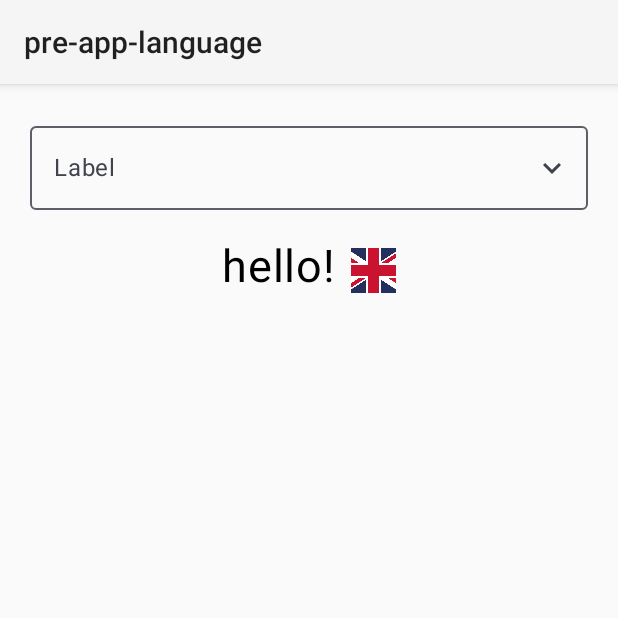
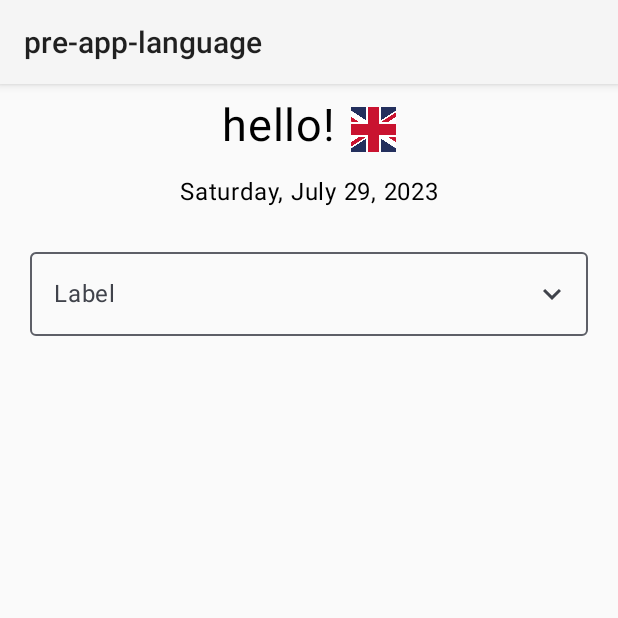
Before and after one commit to adarzulfu/per-app-language, an Android app built with Jetpack Compose: the screen it shows after launch (MainActivity), on a phone screen of 412 x 824 dp, the top half of it. Run offline under Robolectric (Android 15) with nearby library versions, the phone set to English and light mode, and no system bars.

Commit message:
resourceConfigurations is added to notice system languages that the app supports

```diff
--- a/app/build.gradle
+++ b/app/build.gradle
@@ -9,11 +9,11 @@ android {
 
     defaultConfig {
         applicationId "com.example.pre_app_language"
-        minSdk 24
+        minSdk 26
         targetSdk 33
         versionCode 1
         versionName "1.0"
-
+        resourceConfigurations += ["en", "de-rDE", "es-rES", "tr-rTR"]
         testInstrumentationRunner "androidx.test.runner.AndroidJUnitRunner"
         vectorDrawables {
             useSupportLibrary true
--- a/app/src/main/java/com/example/pre_app_language/Data.kt
+++ /dev/null
@@ -1,11 +0,0 @@
-package com.example.pre_app_language
-
-
-class DropDownUiModel(val displayText: String, val countryCode: String)
-
-val dropdownItemList = listOf(
-    DropDownUiModel("English", "en"),
-    DropDownUiModel("German", "de"),
-    DropDownUiModel("Spanish", "es"),
-    DropDownUiModel("Turkish", "tr")
-)
--- /dev/null
+++ b/app/src/main/java/com/example/pre_app_language/Helper.kt
@@ -0,0 +1,23 @@
+package com.example.pre_app_language
+
+import android.os.Build
+import java.time.LocalDate
+import java.time.format.DateTimeFormatter
+import java.time.format.FormatStyle
+
+
+class DropDownUiModel(val displayText: String, val countryCode: String)
+
+val dropdownItemList = listOf(
+    DropDownUiModel("English", "en"),
+    DropDownUiModel("German", "de"),
+    DropDownUiModel("Spanish", "es"),
+    DropDownUiModel("Turkish", "tr")
+)
+
+private val formatter = DateTimeFormatter.ofLocalizedDate(FormatStyle.FULL)
+val formattedCurrentDate: String
+    get() {
+        val now = LocalDate.now()
+        return formatter.format(now)
+    }
--- a/app/src/main/java/com/example/pre_app_language/MainActivity.kt
+++ b/app/src/main/java/com/example/pre_app_language/MainActivity.kt
@@ -1,20 +1,16 @@
 package com.example.pre_app_language
 
 import android.os.Bundle
-import androidx.activity.ComponentActivity
 import androidx.activity.compose.setContent
 import androidx.appcompat.app.AppCompatActivity
 import androidx.appcompat.app.AppCompatDelegate
 import androidx.appcompat.app.AppCompatDelegate.setApplicationLocales
 import androidx.compose.foundation.Image
-import androidx.compose.foundation.background
 import androidx.compose.foundation.clickable
-import androidx.compose.foundation.layout.Box
 import androidx.compose.foundation.layout.Column
 import androidx.compose.foundation.layout.Row
 import androidx.compose.foundation.layout.fillMaxSize
 import androidx.compose.foundation.layout.fillMaxWidth
-import androidx.compose.foundation.layout.height
 import androidx.compose.foundation.layout.padding
 import androidx.compose.foundation.layout.size
 import androidx.compose.foundation.layout.width
@@ -26,7 +22,6 @@ import androidx.compose.material3.DropdownMenuItem
 import androidx.compose.material3.ExperimentalMaterial3Api
 import androidx.compose.material3.Icon
 import androidx.compose.material3.OutlinedTextField
-import androidx.compose.material3.Scaffold
 import androidx.compose.material3.Text
 import androidx.compose.runtime.Composable
 import androidx.compose.runtime.getValue
@@ -40,7 +35,6 @@ import androidx.compose.ui.layout.onGloballyPositioned
 import androidx.compose.ui.platform.LocalContext
 import androidx.compose.ui.platform.LocalDensity
 import androidx.compose.ui.res.painterResource
-import androidx.compose.ui.tooling.preview.Preview
 import androidx.compose.ui.unit.dp
 import androidx.compose.ui.unit.sp
 import androidx.compose.ui.unit.toSize
@@ -68,11 +62,10 @@ private fun changeLanguage(code: String) {
 fun Content() {
     Column(modifier = Modifier.fillMaxSize()) {
 
-        DropdownContent()
-
         Row(
             modifier = Modifier
                 .align(CenterHorizontally)
+                .padding(10.dp)
         ) {
             Greeting(LocalContext.current.getString(R.string.hello))
             Image(
@@ -83,6 +76,13 @@ fun Content() {
                     .padding(start = 10.dp)
             )
         }
+
+        Text(
+            text = formattedCurrentDate, modifier = Modifier
+                .align(CenterHorizontally)
+        )
+
+        DropdownContent()
     }
 }
 
@@ -109,7 +109,6 @@ fun DropdownContent() {
 
     Column(Modifier.padding(20.dp)) {
 
-        val disabledItem = 0
         OutlinedTextField(
             value = selectedText,
             onValueChange = { selectedText = it },
@@ -141,8 +140,7 @@ fun DropdownContent() {
                             selectedText = itemValue.displayText
                             changeLanguage(itemValue.countryCode)
                             expanded = false
-                        },
-                        enabled = (itemIndex != disabledItem)
+                        }
                     )
                 }
             }
```
